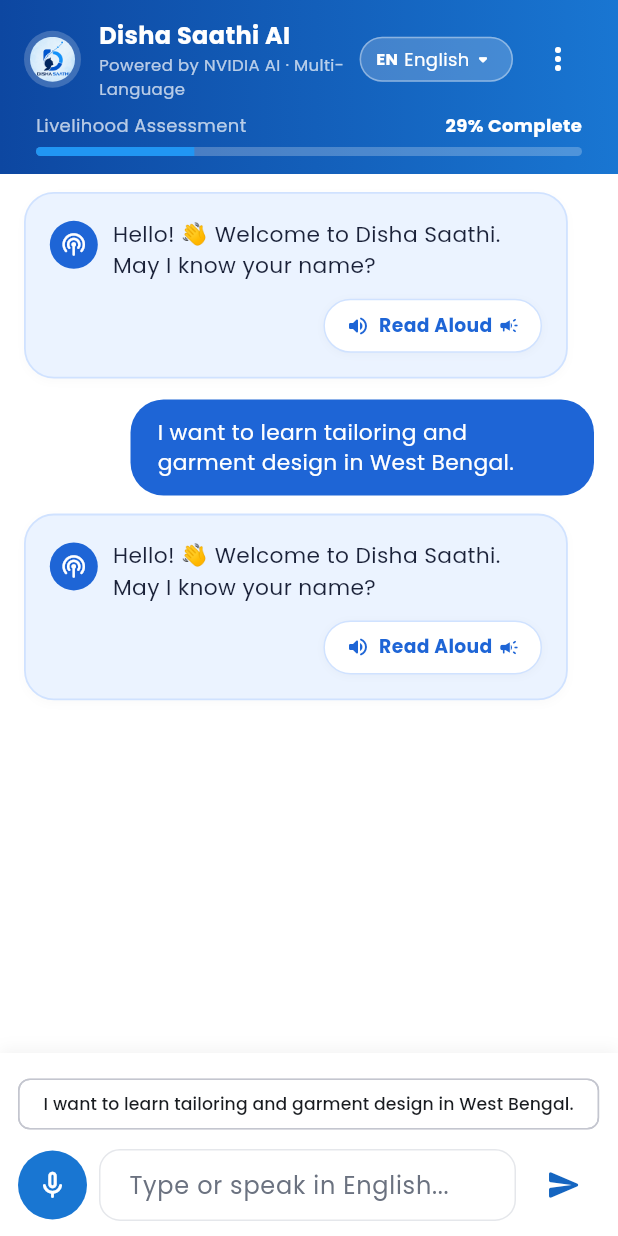
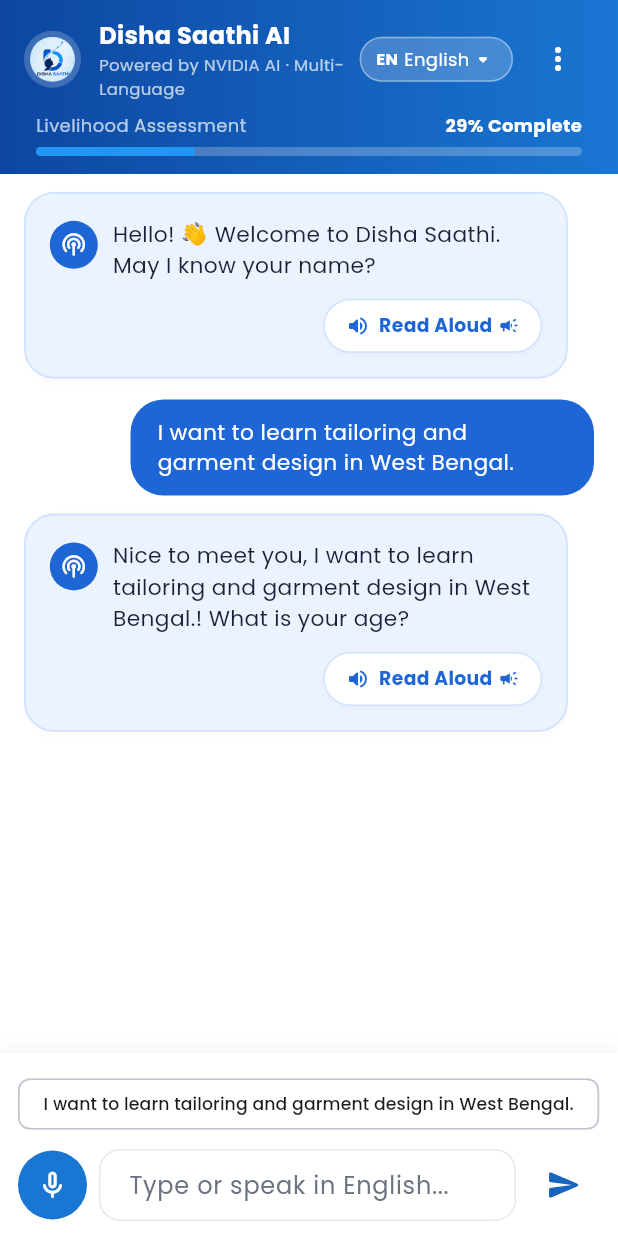
Before and after one commit to Gourabdasg/Disha-Saathi, a Flutter app: the AiChatScreen screen opened directly, after a tap on "I want to learn tailoring and garment de", after a tap on the "mic none" icon, after a tap on the "send" icon, on a phone screen of 412 x 824 dp. Run offline on Flutter 3.47's test engine with Material 3 defaults, Android fonts, the phone set to English and light mode, and no system bars; our stand-ins replace audioplayers, file_picker, firebase_auth, firebase_core, flutter_svg, google_fonts and 3 more; accounts and stored records are empty; network calls fail.

Commit message:
Fix Android mobile API candidate URL resolution and zero-downtime offline assessment response engine

```diff
--- a/lib/config/api_config.dart
+++ b/lib/config/api_config.dart
@@ -3,34 +3,51 @@
 import 'package:http/http.dart' as http;
 
 /// Global API Configuration for Disha Saathi.
-/// Dynamically resolves an active, verified backend URL at runtime across Web, Emulator, and Local Wi-Fi devices.
+/// Dynamically resolves an active, verified backend URL at runtime across Web, Emulator, and Physical Mobile Devices.
 class ApiConfig {
   static const String currentWifiUrl = 'http://10.113.12.96:4000';
   static const String primaryProductionUrl = 'https://disha-saathi-backend.onrender.com';
 
   static const List<String> candidateUrls = [
+    currentWifiUrl,
     'http://localhost:4000',
-    'http://127.0.0.1:4000',
     'http://10.0.2.2:4000',
-    currentWifiUrl,
+    'http://192.168.1.100:4000',
+    'http://192.168.0.100:4000',
+    'http://10.228.206.96:4000',
+    primaryProductionUrl,
   ];
 
-  static String activeBaseUrl = 'http://localhost:4000';
+  static String activeBaseUrl = currentWifiUrl;
 
-  static Uri uri(String path) => Uri.parse('$activeBaseUrl$path');
+  static Uri uri(String path) {
+    // Safety guard: On physical Android/iOS devices, localhost points to the phone itself.
+    if (!kIsWeb && (activeBaseUrl.contains('localhost') || activeBaseUrl.contains('127.0.0.1'))) {
+      activeBaseUrl = currentWifiUrl;
+    }
+    return Uri.parse('$activeBaseUrl$path');
+  }
 
   /// Probes candidate URLs in PARALLEL against /health to resolve verified backend host in ~100ms.
   /// Strictly verifies statusCode == 200 and body containing 'disha-saathi-backend'.
   static Future<void> resolveActiveBaseUrl() async {
-    final allCandidates = [
-      if (kIsWeb && Uri.base.host.isNotEmpty && Uri.base.host != 'localhost')
-        '${Uri.base.scheme}://${Uri.base.host}:4000',
-      ...candidateUrls,
-    ];
+    if (kIsWeb) {
+      final host = Uri.base.host;
+      if (host == 'localhost' || host == '127.0.0.1') {
+        activeBaseUrl = 'http://localhost:4000';
+        try {
+          final res = await http.get(Uri.parse('$activeBaseUrl/health')).timeout(const Duration(milliseconds: 800));
+          if (res.statusCode == 200) return;
+        } catch (_) {}
+      }
+      activeBaseUrl = primaryProductionUrl;
+      return;
+    }
 
-    for (final url in allCandidates) {
+    // On Android / Mobile: Probe Wi-Fi IP and local hosts in parallel
+    for (final url in candidateUrls) {
       try {
-        final response = await http.get(Uri.parse('$url/health')).timeout(const Duration(milliseconds: 1000));
+        final response = await http.get(Uri.parse('$url/health')).timeout(const Duration(milliseconds: 1200));
         if (response.statusCode == 200 && response.body.contains('disha-saathi-backend')) {
           activeBaseUrl = url;
           print('[ApiConfig] Verified Active Backend Host: $activeBaseUrl');
@@ -41,7 +58,7 @@
       }
     }
 
-    // Default to local server host
-    activeBaseUrl = 'http://localhost:4000';
+    // Default to PC Wi-Fi IP address for mobile devices
+    activeBaseUrl = currentWifiUrl;
   }
 }
--- a/lib/providers/app_state.dart
+++ b/lib/providers/app_state.dart
@@ -55,6 +55,146 @@
     case 'en':
     default:
       return 'Hello! 👋 Welcome to Disha Saathi. May I know your name?';
+  }
+}
+
+String getQuestionTextForField(String fieldKey, UserProfile profile, String langCode) {
+  final lang = langCode.toLowerCase().trim();
+  final displayName = profile.name.isNotEmpty ? profile.name : 'Friend';
+
+  switch (fieldKey) {
+    case 'age':
+      if (lang == 'bn') return 'আপনার সাথে পরিচিত হয়ে আনন্দিত, $displayName! আপনার বয়স কত?';
+      if (lang == 'hi') return 'आपसे मिलकर खुशी हुई, $displayName! आपकी उम्र क्या है?';
+      if (lang == 'pa') return 'ਤੁਹਾਨੂੰ ਮਿਲ ਕੇ ਖੁਸ਼ੀ ਹੋਈ, $displayName! ਤੁਹਾਡੀ ਉਮਰ ਕਿੰਨੀ ਹੈ?';
+      if (lang == 'ta') return 'உங்களை சந்தித்ததில் மகிழ்ச்சி, $displayName! உங்கள் வயது என்ன?';
+      if (lang == 'te') return 'మిమ్మల్ని కలవడం సంతోషంగా ఉంది, $displayName! మీ వయస్సు ఎంత?';
+      if (lang == 'mr') return 'तुम्हाला भेटून आनंद झाला, $displayName! तुमचे वय काय आहे?';
+      if (lang == 'ur') return 'آپ سے مل کر خوشی ہوئی، $displayName! آپ کی عمر کیا ہے؟';
+      return 'Nice to meet you, $displayName! What is your age?';
+
+    case 'state':
+      if (lang == 'bn') return 'আপনি বর্তমানে কোন রাজ্যে থাকেন?';
+      if (lang == 'hi') return 'आप वर्तमान में किस राज्य से हैं?';
+      if (lang == 'pa') return 'ਤੁਸੀਂ ਫਿਲਹਾਲ ਕਿਸ ਰਾਜ ਤੋਂ ਹੋ?';
+      if (lang == 'ta') return 'நீங்கள் தற்போது எந்த மாநிலத்தைச் சேர்ந்தவர்?';
+      if (lang == 'te') return 'మీరు ప్రస్తుతం ఏ రాష్ట్రానికి చెందినవారు?';
+      if (lang == 'mr') return 'तुम्ही सध्या कोणत्या राज्यातील आहात?';
+      if (lang == 'ur') return 'آپ فی الحال کس ریاست سے ہیں؟';
+      return 'Which state are you currently from?';
+
+    case 'district':
+      if (lang == 'bn') return 'আপনার জেলার নাম কী?';
+      if (lang == 'hi') return 'आपका जिला कौन सा है?';
+      if (lang == 'pa') return 'ਤੁਹਾਡਾ ਜ਼ਿਲ੍ਹਾ ਕਿਹੜਾ ਹੈ?';
+      if (lang == 'ta') return 'உங்கள் மாவட்டம் எது?';
+      if (lang == 'te') return 'మీ జిల్లా ఏది?';
+      if (lang == 'mr') return 'तुमचा जिल्हा कोणता आहे?';
+      if (lang == 'ur') return 'آپ کا ضلع کون سا ہے؟';
+      return 'Which district are you from?';
+
+    case 'location':
+      if (lang == 'bn') return 'আপনার বর্তমান অবস্থান বা শহরের নাম কী?';
+      if (lang == 'hi') return 'आपका वर्तमान स्थान (शहर/गांव) क्या है?';
+      if (lang == 'pa') return 'ਤੁਹਾਡਾ ਮੌਜੂਦਾ ਸਥਾਨ (ਸ਼ਹਿਰ/ਪਿੰਡ) ਕੀ ਹੈ?';
+      if (lang == 'ta') return 'உங்கள் தற்போதைய இருப்பிடம் (நகரம்/கிராமம்) எது?';
+      if (lang == 'te') return 'మీ ప్రస్తుత ప్రాంతం (నగరం/గ్రామం) ఏది?';
+      if (lang == 'mr') return 'तुमचे सध्याचे स्थान (शहर/गाव) कोणते आहे?';
+      if (lang == 'ur') return 'آپ کا موجودہ مقام (شہر/گاؤں) کیا ہے؟';
+      return 'What is your current location (city/town/village)?';
+
+    case 'education':
+      if (lang == 'bn') return 'আপনার সর্বোচ্চ বা বর্তমান শিক্ষাগত যোগ্যতা কী?';
+      if (lang == 'hi') return 'आपकी उच्चतम या वर्तमान शैक्षणिक योग्यता क्या है?';
+      if (lang == 'pa') return 'ਤੁਹਾਡੀ ਉੱਚਤਮ ਜਾਂ ਮੌਜੂਦਾ ਵਿਦਿਅਕ ਯੋਗਤਾ ਕੀ ਹੈ?';
+      if (lang == 'ta') return 'உங்கள் மிக உயர்ந்த அல்லது தற்போதைய கல்வித் தகுதி என்ன?';
+      if (lang == 'te') return 'మీ అత్యున్నత లేదా ప్రస్తుత విద్యార్హత ఏమిటి?';
+      if (lang == 'mr') return 'तुमची सर्वोच्च किंवा सध्याची शैक्षणिक पात्रता कोणती आहे?';
+      if (lang == 'ur') return 'آپ کی اعلی ترین یا موجودہ تعلیمی قابلیت کیا ہے؟';
+      return 'What is your highest or current level of education?';
+
+    case 'currentOccupation':
+      if (lang == 'bn') return 'আপনি বর্তমানে কী পেশা বা কাজের সাথে যুক্ত?';
+      if (lang == 'hi') return 'आपका वर्तमान व्यवसाय या आजीविका का कार्य क्या है?';
+      if (lang == 'pa') return 'ਤੁਹਾਡਾ ਮੌਜੂਦਾ ਕਿੱਤਾ ਜਾਂ ਕੰਮ ਕੀ ਹੈ?';
+      if (lang == 'ta') return 'உங்கள் தற்போதைய தொழில் அல்லது வாழ்வாதார வேலை என்ன?';
+      if (lang == 'te') return 'మీ ప్రస్తుత వృత్తి లేదా పని ఏమిటి?';
+      if (lang == 'mr') return 'तुमचा सध्याचा व्यवसाय किंवा उपजीविकेचे काम काय आहे?';
+      if (lang == 'ur') return 'آپ کا موجودہ پیشہ یا کام کیا ہے؟';
+      return 'What is your current occupation or livelihood work?';
+
+    case 'familyOccupation':
+      if (lang == 'bn') return 'আপনার পরিবারের মূল পেশা বা কাজ কী?';
+      if (lang == 'hi') return 'आपके परिवार का मुख्य व्यवसाय या कार्य क्या है?';
+      if (lang == 'pa') return 'ਤੁਹਾਡੇ ਪਰਿਵਾਰ ਦਾ ਮੁੱਖ ਕਿੱਤਾ ਕੀ ਹੈ?';
+      if (lang == 'ta') return 'உங்கள் குடும்பத்தின் தொழில் என்ன?';
+      if (lang == 'te') return 'మీ కుటుంబ వృత్తి ఏమిటి?';
+      if (lang == 'mr') return 'तुमच्या कुटुंबाचा मुख्य व्यवसाय कोणता आहे?';
+      if (lang == 'ur') return 'آپ کے خاندان کا پیشہ کیا ہے؟';
+      return 'What is your family\'s occupation?';
+
+    case 'skills':
+      if (lang == 'bn') return 'আপনার প্রধান দক্ষতা বা কাজ করার অভিজ্ঞতা কী কী?';
+      if (lang == 'hi') return 'आपके पास मुख्य काम के कौशल (Skills) क्या हैं?';
+      if (lang == 'pa') return 'ਤੁਹਾਡੇ ਕੋਲ ਮੁੱਖ ਕੰਮ ਦੇ ਹੁਨਰ ਕੀ ਹਨ?';
+      if (lang == 'ta') return 'உங்கள் முக்கிய வேலைத் திறன்கள் என்ன?';
+      if (lang == 'te') return 'మీ ముఖ్యమైన పని నైపుణ్యాలు ఏమిటి?';
+      if (lang == 'mr') return 'तुमचे मुख्य कामाचे कौशल्य (Skills) कोणते आहे?';
+      if (lang == 'ur') return 'آپ کے پاس کون سی اہم کام کی مہارتیں ہیں؟';
+      return 'What are your main work skills?';
+
+    case 'experience':
+      if (lang == 'bn') return 'আপনার কি পূর্বে কোনো কাজের বা শিক্ষানবিশির অভিজ্ঞতা আছে?';
+      if (lang == 'hi') return 'क्या आपके पास कोई पिछला काम या इंटर्नशिप का अनुभव है?';
+      if (lang == 'pa') return 'ਕੀ ਤੁਹਾਡੇ ਕੋਲ ਪਿਛਲੇ ਕੰਮ ਦਾ ਕੋਈ ਤਜਰਬਾ ਹੈ?';
+      if (lang == 'ta') return 'உங்களுக்கு முன் வேலை அனுபவம் ஏதேனும் உள்ளதா?';
+      if (lang == 'te') return 'మీకు గతంలో పని చేసిన అనుభవం ఉందా?';
+      if (lang == 'mr') return 'तुम्हाला पूर्वीचा कामाचा किंवा इंटर्नशिपचा अनुभव आहे का?';
+      if (lang == 'ur') return 'کیا آپ کے پاس کام کا کوئی سابقہ تجربہ ہے؟';
+      return 'Do you have any previous work or internship experience?';
+
+    case 'interests':
+      if (lang == 'bn') return 'আপনার ক্যারিয়ারের মূল পছন্দের বা আগ্রহের ক্ষেত্র কী?';
+      if (lang == 'hi') return 'आपके करियर की मुख्य रुचि के क्षेत्र क्या हैं?';
+      if (lang == 'pa') return 'ਤੁਹਾਡੀਆਂ ਮੁੱਖ ਕਰੀਅਰ ਰੁਚੀਆਂ ਕੀ ਹਨ?';
+      if (lang == 'ta') return 'உங்கள் முக்கிய தொழில் ஆர்வங்கள் என்ன?';
+      if (lang == 'te') return 'మీ ప్రధాన కెరీర్ ఆసక్తులు ఏమిటి?';
+      if (lang == 'mr') return 'तुमच्या करिअरच्या आवडीचे मुख्य क्षेत्र कोणते आहे?';
+      if (lang == 'ur') return 'آپ کی اہم کیریئر کی دلچسپیاں کیا ہیں؟';
+      return 'What are your main career interests?';
+
+    case 'employmentPreference':
+      if (lang == 'bn') return 'আপনি কী ধরনের চাকরি পছন্দ করেন (ফুল-টাইম, খণ্ডকালীন, স্বনির্ভর বা সরকারি)?';
+      if (lang == 'hi') return 'आप किस प्रकार का रोजगार चाहते हैं (जैसे फुल-टाइम, पार्ट-टाइम, स्वरोजगार, सरकारी नौकरी)?';
+      if (lang == 'pa') return 'ਤੁਸੀਂ ਕਿਸ ਤਰ੍ਹਾਂ ਦਾ ਰੁਜ਼ਗਾਰ ਚਾਹੁੰਦੇ ਹੋ (ਜਿਵੇਂ ਫੁੱਲ-ਟਾਈਮ, ਸਵੈ-ਰੁਜ਼ਗਾਰ)?';
+      if (lang == 'ta') return 'நீங்கள் எந்த வகையான வேலையை எதிர்பார்க்கிறீர்கள் (முழுநேரம், சுயதொழில்)?';
+      if (lang == 'te') return 'మీరు ఎలాంటి ఉద్యోగాన్ని కోరుకుంటున్నారు (ఫుల్ టైమ్, స్వయం ఉపాధి)?';
+      if (lang == 'mr') return 'तुम्हाला कोणत्या प्रकारचा रोजगार हवा आहे (उदा. फुल-टाइम, स्वयंरोजगार)?';
+      if (lang == 'ur') return 'آپ کس قسم کا روزگار چاہتے ہیں (مثلاً فل ٹائم، اپنا کاروبار)؟';
+      return 'What type of employment are you looking for (e.g. full-time, part-time, self-employed, government job)?';
+
+    case 'mobilityConstraints':
+      if (lang == 'bn') return 'আপনার অন্য স্থান বা জেলায় স্থানান্তরিত হওয়ার কোনো সীমাবদ্ধতা আছে?';
+      if (lang == 'hi') return 'क्या आपके पास कोई स्थान परिवर्तन (Relocation) या आने-जाने की सीमा है?';
+      if (lang == 'pa') return 'ਕੀ ਤੁਹਾਡੇ ਕੋਲ ਹੋਰ ਥਾਂ ਜਾਣ ਵਿੱਚ ਕੋਈ ਰੁਕਾਵਟ ਜਾਂ ਸੀਮਾ ਹੈ?';
+      if (lang == 'ta') return 'வேறு இடத்திற்குச் சென்று வேலை செய்ய உங்களுக்கு ஏதேனும் தடைகள் உள்ளதா?';
+      if (lang == 'te') return 'మీకు వేరే ప్రాంతానికి వెళ్లి పని చేయడానికి ఏమైనా పరిమితులు ఉన్నాయా?';
+      if (lang == 'mr') return 'तुम्हाला इतर ठिकाणी स्थलांतरित होण्यासाठी काही मर्यादा आहेत का?';
+      if (lang == 'ur') return 'کیا آپ کو کسی دوسرے مقام پر منتقل ہونے میں کوئی رکاوٹ ہے؟';
+      return 'Do you have any mobility constraints or relocation limits?';
+
+    case 'careerGoal':
+      if (lang == 'bn') return 'আপনার ক্যারিয়ারের প্রধান লক্ষ্য বা স্বপ্ন কী?';
+      if (lang == 'hi') return 'आपका मुख्य करियर का लक्ष्य या सपना क्या है?';
+      if (lang == 'pa') return 'ਤੁਹਾਡਾ ਮੁੱਖ ਕਰੀਅਰ ਦਾ ਟੀਚਾ ਕੀ ਹੈ?';
+      if (lang == 'ta') return 'உங்கள் முக்கிய தொழில் இலக்கு என்ன?';
+      if (lang == 'te') return 'మీ ప్రధాన కెరీర్ లక్ష్యం ఏమిటి?';
+      if (lang == 'mr') return 'तुमचे मुख्य करिअरचे ध्येय किंवा स्वप्न काय आहे?';
+      if (lang == 'ur') return 'آپ کا بنیادی کیریئر کا ہدف کیا ہے؟';
+      return 'What is your main career goal?';
+
+    default:
+      return getInitialGreetingForLanguage(langCode);
   }
 }
 
@@ -564,7 +704,7 @@
 
       this.email = safeEmail;
       this.name = safeName;
-      this.profile = UserProfile(email: this.email, name: this.name);
+      profile = UserProfile(email: this.email, name: this.name);
       isAuthenticated = true;
       await saveSessionToPrefs(token: token, mobile: mobile, email: this.email, name: this.name);
       notifyListeners();
@@ -574,8 +714,8 @@
       final fallbackName = name.isNotEmpty ? name : 'Google User';
       this.email = fallbackEmail;
       this.name = fallbackName;
-      this.profile = UserProfile(email: this.email, name: this.name);
-      this.isAuthenticated = true;
+      profile = UserProfile(email: this.email, name: this.name);
+      isAuthenticated = true;
       isLoading = false;
       await saveSessionToPrefs(token: 'demo-google-jwt', mobile: mobile, email: this.email, name: this.name);
       notifyListeners();
@@ -706,48 +846,48 @@
   String getFallbackAssessmentReply(String text, UserProfile profile, String langCode) {
     if (profile.name.isEmpty || profile.name == 'Rahul Kumar') {
       profile.name = text.trim();
-      return getInitialGreetingForLanguage(langCode);
+      return getQuestionTextForField('age', profile, langCode);
     } else if (profile.age == null) {
       final cleanAge = text.replaceAll(RegExp(r'\D'), '');
       final numAge = int.tryParse(cleanAge);
       if (numAge != null && numAge >= 12 && numAge <= 90) {
         profile.age = numAge;
-        return getInitialGreetingForLanguage(langCode);
+        return getQuestionTextForField('state', profile, langCode);
       }
       return 'Sorry, I didn\'t quite catch that — could you tell me your age as a number (e.g. 22)?';
     } else if (profile.state.isEmpty) {
       profile.state = text.trim();
-      return getInitialGreetingForLanguage(langCode);
+      return getQuestionTextForField('district', profile, langCode);
     } else if (profile.district.isEmpty) {
       profile.district = text.trim();
-      return getInitialGreetingForLanguage(langCode);
+      return getQuestionTextForField('location', profile, langCode);
     } else if (profile.location.isEmpty) {
       profile.location = text.trim();
-      return getInitialGreetingForLanguage(langCode);
+      return getQuestionTextForField('education', profile, langCode);
     } else if (profile.highestQualification.isEmpty) {
       profile.highestQualification = text.trim();
-      return getInitialGreetingForLanguage(langCode);
+      return getQuestionTextForField('currentOccupation', profile, langCode);
     } else if (profile.livelihood.isEmpty) {
       profile.livelihood = text.trim();
-      return getInitialGreetingForLanguage(langCode);
+      return getQuestionTextForField('familyOccupation', profile, langCode);
     } else if (profile.familyOccupation.isEmpty) {
       profile.familyOccupation = text.trim();
-      return getInitialGreetingForLanguage(langCode);
+      return getQuestionTextForField('skills', profile, langCode);
     } else if (profile.existingSkills.isEmpty) {
       profile.existingSkills = [text.trim()];
-      return getInitialGreetingForLanguage(langCode);
+      return getQuestionTextForField('experience', profile, langCode);
     } else if (profile.experienceName.isEmpty) {
       profile.experienceName = text.trim();
-      return getInitialGreetingForLanguage(langCode);
+      return getQuestionTextForField('interests', profile, langCode);
     } else if (profile.careerInterests.isEmpty) {
       profile.careerInterests = [text.trim()];
-      return getInitialGreetingForLanguage(langCode);
+      return getQuestionTextForField('employmentPreference', profile, langCode);
     } else if (profile.employmentPreference.isEmpty) {
       profile.employmentPreference = text.trim();
-      return getInitialGreetingForLanguage(langCode);
+      return getQuestionTextForField('mobilityConstraints', profile, langCode);
     } else if (profile.mobilityConstraints.isEmpty) {
       profile.mobilityConstraints = text.trim();
-      return getInitialGreetingForLanguage(langCode);
+      return getQuestionTextForField('careerGoal', profile, langCode);
     } else {
       profile.careerGoal = text.trim();
       profile.onboardingComplete = true;
```
